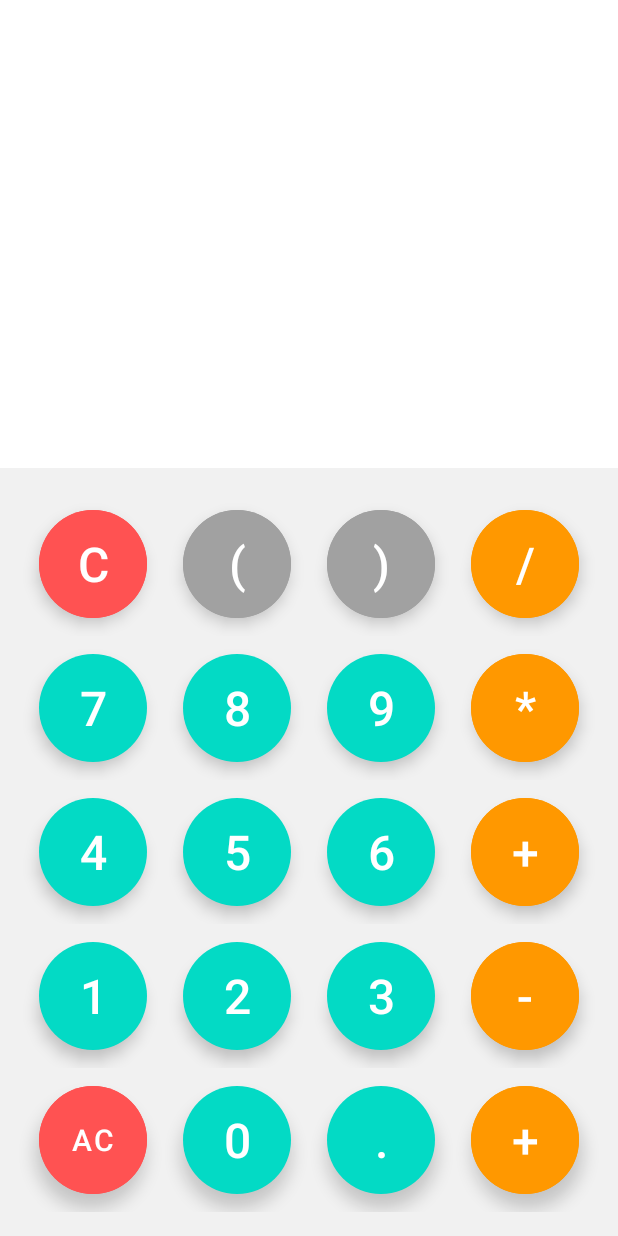
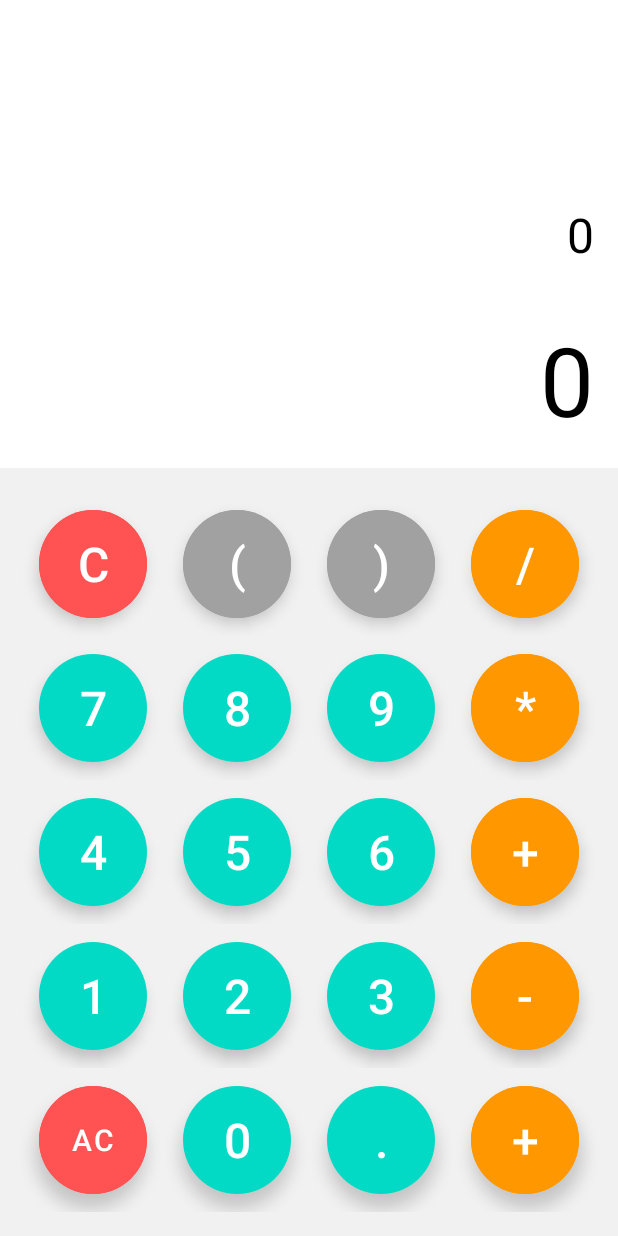
Before and after one commit to Randula98/Simple-Android-Calculator, an Android app: the screen it shows after launch (MainActivity), on a phone screen of 412 x 824 dp. Run offline under Robolectric (Android 15) with nearby library versions, the phone set to English and light mode, and no system bars.

Commit message:
UI Completed

```diff
--- a/app/src/main/res/layout/activity_main.xml
+++ b/app/src/main/res/layout/activity_main.xml
@@ -9,7 +9,27 @@
     <TextView
         android:layout_width="match_parent"
         android:layout_height="wrap_content"
+        android:id="@+id/solution_tv"
+        android:text="0"
+        android:textSize="32dp"
+        android:textAlignment="textEnd"
+        android:textColor="@color/black"
+        android:layout_above="@id/result_tv"
+        android:layout_margin="16dp"
         />
+
+    <TextView
+        android:layout_width="match_parent"
+        android:layout_height="wrap_content"
+        android:id="@+id/result_tv"
+        android:text="0"
+        android:textSize="64dp"
+        android:textAlignment="textEnd"
+        android:textColor="@color/black"
+        android:layout_above="@id/buttons_layout"
+        android:layout_margin="16dp"
+        />
+
 
     <LinearLayout
         android:layout_width="match_parent"
```
